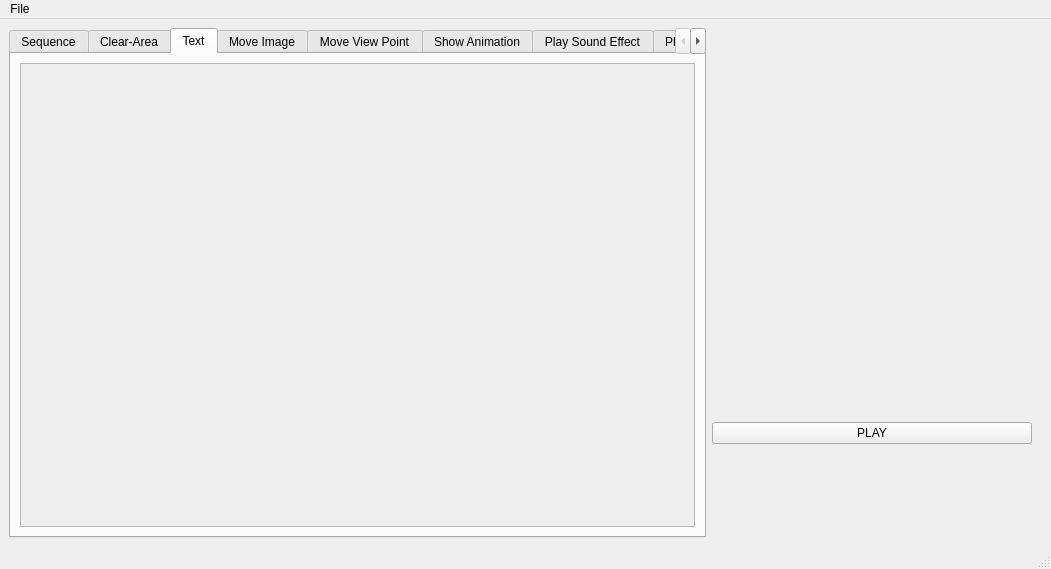
Above: editor/scenes/sceneeditorwindow.ui from protoman/rockbot before the change. Below: the same form after it.
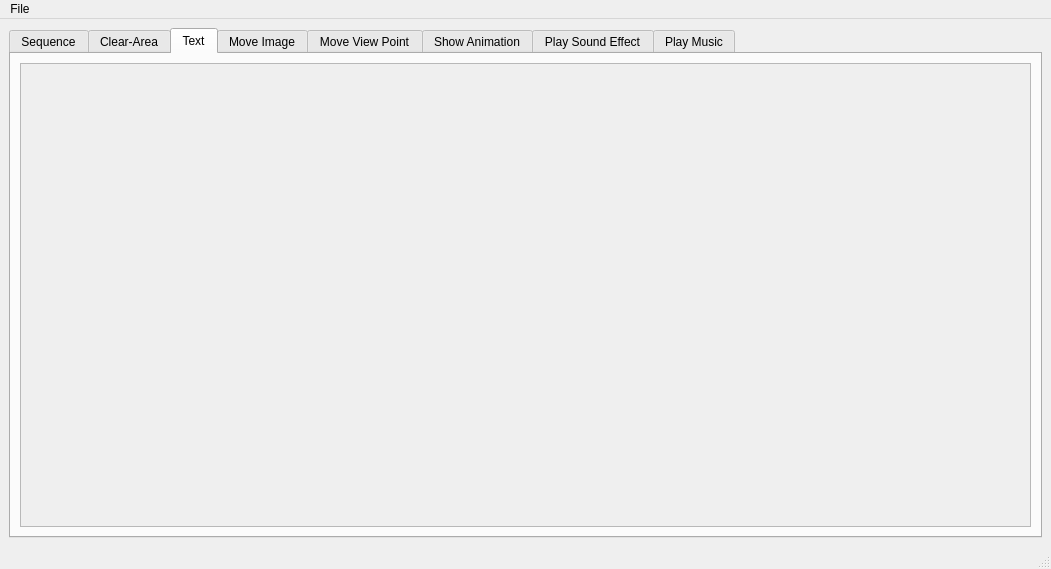
That is the form after the change. The open tabs and pages were chosen to show the change. Custom widgets are drawn as their Qt base class.

```diff
--- a/editor/scenes/sceneeditorwindow.ui
+++ b/editor/scenes/sceneeditorwindow.ui
@@ -64,8 +64,8 @@
             <rect>
              <x>0</x>
              <y>0</y>
-             <width>672</width>
-             <height>451</height>
+             <width>98</width>
+             <height>28</height>
             </rect>
            </property>
           </widget>
@@ -157,36 +157,6 @@
       </widget>
      </widget>
     </item>
-    <item row="0" column="1">
-     <layout class="QGridLayout" name="gridLayout_6">
-      <property name="rightMargin">
-       <number>10</number>
-      </property>
-      <item row="0" column="0">
-       <widget class="ScenePreviewArea" name="widget" native="true">
-        <property name="minimumSize">
-         <size>
-          <width>320</width>
-          <height>200</height>
-         </size>
-        </property>
-        <property name="maximumSize">
-         <size>
-          <width>320</width>
-          <height>200</height>
-         </size>
-        </property>
-       </widget>
-      </item>
-      <item row="1" column="0">
-       <widget class="QPushButton" name="pushButton">
-        <property name="text">
-         <string>PLAY</string>
-        </property>
-       </widget>
-      </item>
-     </layout>
-    </item>
    </layout>
   </widget>
   <widget class="QMenuBar" name="menubar">
@@ -219,14 +189,6 @@
    </property>
   </action>
  </widget>
- <customwidgets>
-  <customwidget>
-   <class>ScenePreviewArea</class>
-   <extends>QWidget</extends>
-   <header>scenes/scenepreviewarea.h</header>
-   <container>1</container>
-  </customwidget>
- </customwidgets>
  <resources/>
  <connections/>
 </ui>
```
Left out of the diff: 14 changed lines with no effect on the pictures.
